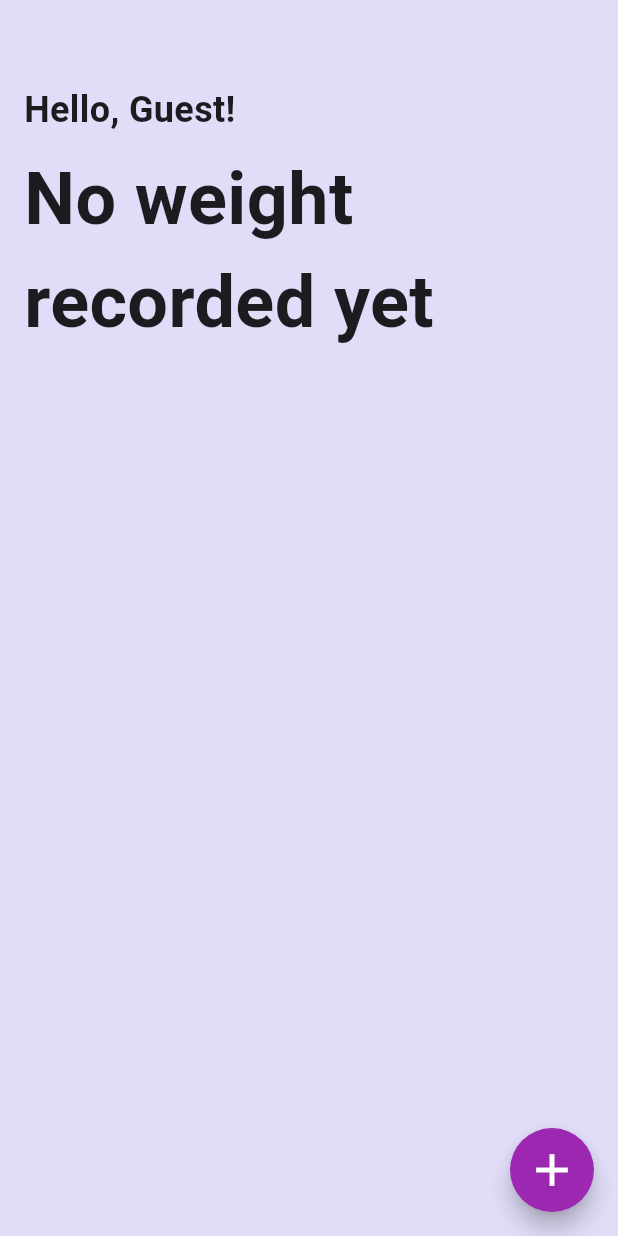
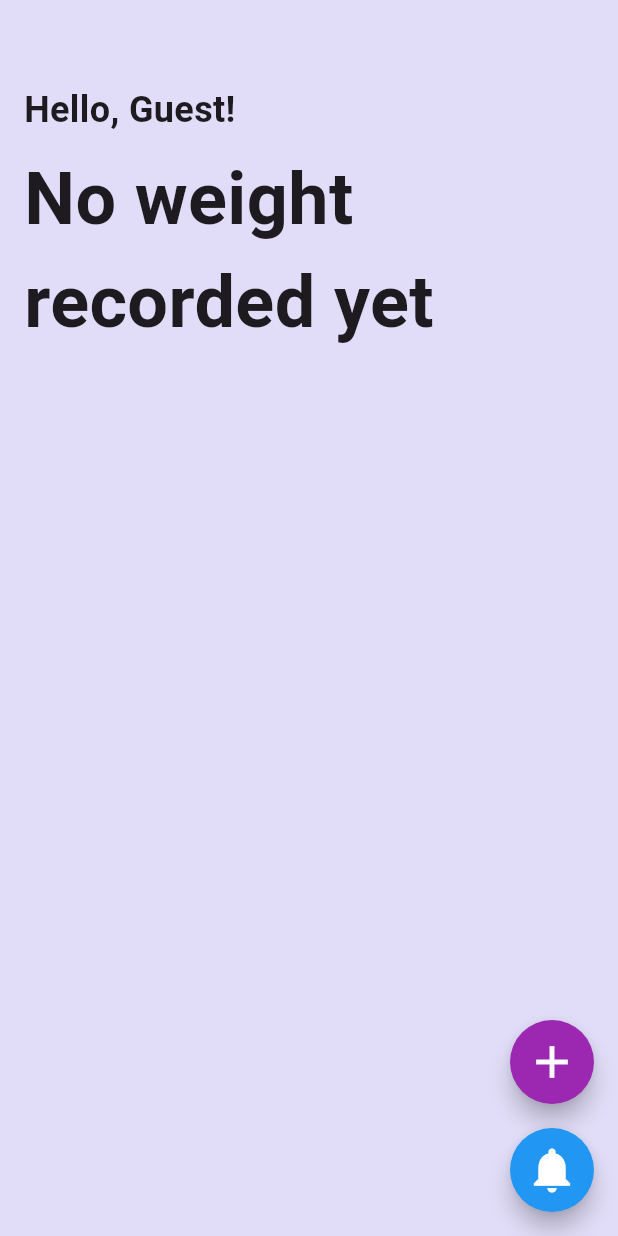
Before and after one commit to Borahb/Weight-Tracker, a Flutter app: the screen it shows after launch, after a tap on the "add" icon, on a phone screen of 412 x 824 dp. Run offline on Flutter 3.47's test engine with Material 3 defaults, Android fonts, the phone set to English and light mode, and no system bars; our stand-ins replace flutter_bloc, flutter_local_notifications, freezed_annotation, go_router, hydrated_bloc, logger and 3 more; accounts and stored records are empty.

Commit message:
change notification time feature added

```diff
--- a/lib/presentation/pages/home/home.dart
+++ b/lib/presentation/pages/home/home.dart
@@ -26,11 +26,23 @@ class _HomeScreenState extends State<HomeScreen> {
     final appBloc = context.read<AppBloc>();
     appBloc.add(const AppEventInitDatabase());
     appBloc.add(const AppEventGetUserData());
+    _loadNotificationTime();
   }
 
   Future<void> _askUserName() async {
     String? name = await _showNameInputDialog();
 
+  }
+
+  Future<void> _loadNotificationTime() async {
+    TimeOfDay? storedTime = await getStoredNotificationTime();
+    if (storedTime != null) {
+      NotificationService.scheduleDailyNotification(
+        time: Time(storedTime.hour, storedTime.minute),
+        body: "Don't forget to record your weight today!",
+      );
+
+    }
   }
 
   Future<String?> _showNameInputDialog() {
@@ -69,6 +81,7 @@ class _HomeScreenState extends State<HomeScreen> {
         time: Time(pickedTime.hour, pickedTime.minute),
         body: "Don't forget to record your weight today!",
       );
+      await storeNotificationTime(pickedTime);
     }
   }
 
@@ -89,6 +102,24 @@ class _HomeScreenState extends State<HomeScreen> {
         );
       },
     );
+  }
+
+  Future<void> _changeNotificationTime(BuildContext context) async {
+    TimeOfDay? pickedTime = await showTimePicker(
+      context: context,
+      initialTime: TimeOfDay.now(),
+    );
+
+    if (pickedTime != null) {
+      NotificationService.scheduleDailyNotification(
+        time: Time(pickedTime.hour, pickedTime.minute),
+        body: "Don't forget to record your weight today!",
+      );
+      await storeNotificationTime(pickedTime);
+      ScaffoldMessenger.of(context).showSnackBar(
+        SnackBar(content: Text('Notification time changed to ${pickedTime.format(context)}')),
+      );
+    }
   }
 
 
@@ -167,7 +198,10 @@ class _HomeScreenState extends State<HomeScreen> {
           );
         },
       ),
-      floatingActionButton: FloatingActionButton(
+      floatingActionButton: Column(
+        mainAxisAlignment: MainAxisAlignment.end,
+        children: [
+          FloatingActionButton(
             onPressed: () {
               _showAddWeightSheet(context);
             },
@@ -175,6 +209,17 @@ class _HomeScreenState extends State<HomeScreen> {
             shape: const CircleBorder(),
             child: const Icon(Icons.add, size: 36, color: Colors.white),
           ),
+          const SizedBox(height: 16), // Spacing between buttons
+          FloatingActionButton(
+            onPressed: () {
+              _changeNotificationTime(context);
+            },
+            backgroundColor: Colors.blue,
+            shape: const CircleBorder(),
+            child: const Icon(Icons.notifications, size: 36, color: Colors.white),
+          ),
+        ],
+      ),
     );
   }
 }
--- a/lib/utils/app_utils.dart
+++ b/lib/utils/app_utils.dart
@@ -1,5 +1,7 @@
+// gives date range from first date
+import 'package:flutter/material.dart';
+import 'package:shared_preferences/shared_preferences.dart';
 
-// gives date range from first date
 List<DateTime> getDateRange(DateTime? firstEntryDate) {
   DateTime now = DateTime.now();
   if (firstEntryDate == null) {
@@ -13,5 +15,23 @@ List<DateTime> getDateRange(DateTime? firstEntryDate) {
 
   int daysInRange = now.difference(startDate).inDays + 1;
 
-  return List.generate(daysInRange, (index) => startDate.add(Duration(days: index)));
+  return List.generate(
+      daysInRange, (index) => startDate.add(Duration(days: index)));
 }
+
+Future<void> storeNotificationTime(TimeOfDay time) async {
+  final prefs = await SharedPreferences.getInstance();
+  await prefs.setInt('notification_hour', time.hour);
+  await prefs.setInt('notification_minute', time.minute);
+}
+
+Future<TimeOfDay?> getStoredNotificationTime() async {
+  final prefs = await SharedPreferences.getInstance();
+  int? hour = prefs.getInt('notification_hour');
+  int? minute = prefs.getInt('notification_minute');
+
+  if (hour != null && minute != null) {
+    return TimeOfDay(hour: hour, minute: minute);
+  }
+  return null;
+}
```
Lines whose indentation alone changed are shown as unchanged.
